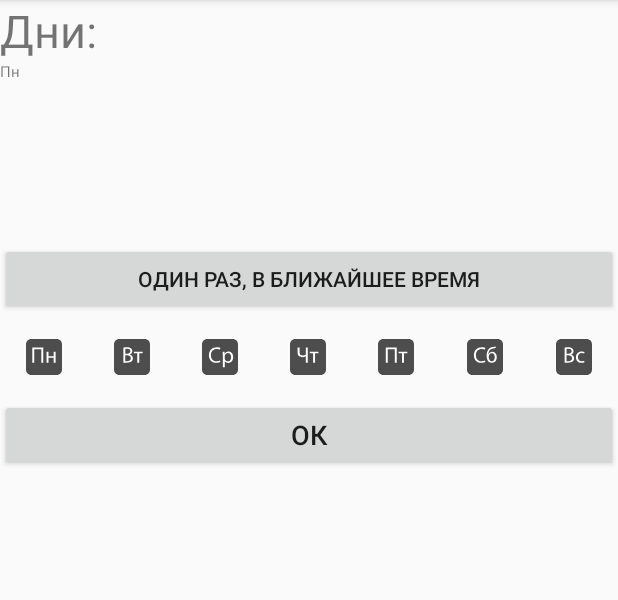
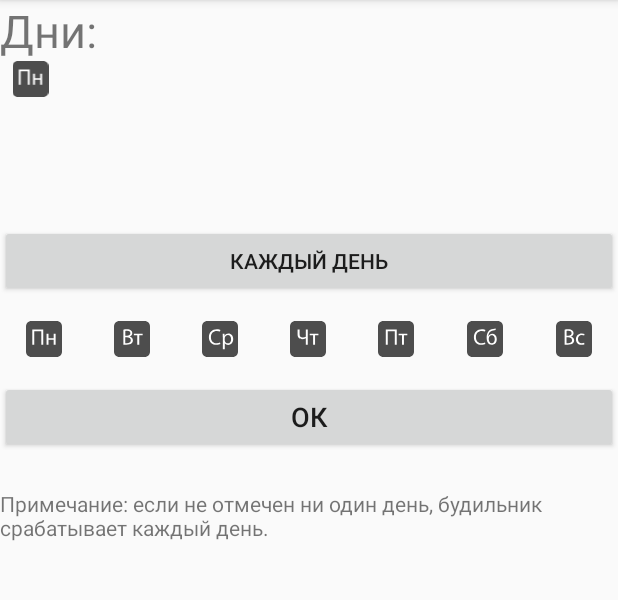
Before and after one commit to Vesrand/2, an Android app: the fragment FragmentDays shown on its own in the app's theme, after a tap on "Дни повтора", on a phone screen of 412 x 824 dp, the part 84-684 px from its top. Run offline under Robolectric (Android 15) with nearby library versions, the light colour scheme and no system bars; 1 statement that could not run was skipped.

Commit message:
Work in progress.

```diff
--- a/app/src/main/java/com/vesrand/DaysAdapter.java
+++ b/app/src/main/java/com/vesrand/DaysAdapter.java
@@ -8,6 +8,7 @@ import android.view.Gravity;
 import android.view.View;
 import android.view.ViewGroup;
 import android.widget.ArrayAdapter;
+import android.widget.ImageView;
 import android.widget.TextView;
 
 import java.util.ArrayList;
@@ -49,15 +50,49 @@ private Context mContext;
     @NonNull
     @Override
     public View getView(int position, @Nullable View convertView, @NonNull ViewGroup parent) {
-        TextView label = (TextView) convertView;
+//        TextView label = (TextView) convertView;
+//
+//        if (convertView == null) {
+//            convertView = new TextView(mContext);
+//            label = (TextView) convertView;
+//        }
+//        label.setText((CharSequence) days.get(position));
+//        label.setTextSize(10); //TODO: тут вся настройка gridView для days, можно подобрать шрифт или сделать картинки или еще что-то
+//        label.setLayoutParams(new ViewGroup.LayoutParams(ViewGroup.LayoutParams.WRAP_CONTENT, ViewGroup.LayoutParams.WRAP_CONTENT));
+
+        ImageView label = (ImageView) convertView;
 
         if (convertView == null) {
-            convertView = new TextView(mContext);
-            label = (TextView) convertView;
+            convertView = new ImageView(mContext);
+            label = (ImageView) convertView;
         }
-        label.setText((CharSequence) days.get(position));
-        label.setTextSize(10); //TODO: тут вся настройка gridView для days, можно подобрать шрифт или сделать картинки или еще что-то
-        label.setLayoutParams(new ViewGroup.LayoutParams(ViewGroup.LayoutParams.WRAP_CONTENT, ViewGroup.LayoutParams.WRAP_CONTENT));
+        if (Build.VERSION.SDK_INT >= Build.VERSION_CODES.M) {
+            label.setForegroundGravity(Gravity.CENTER);
+        }
+        switch (days.get(position)){ //if days.size<7, изменить надпись на кнопке, или добавить примечание
+            case "Пн":
+                label.setImageResource(R.drawable.ic_monday_icon);
+                break;
+            case "Вт":
+                label.setImageResource(R.drawable.ic_tuesday_icon);
+                break;
+            case "Ср":
+                label.setImageResource(R.drawable.ic_wednesday_icon);
+                break;
+            case "Чт":
+                label.setImageResource(R.drawable.ic_thursday_icon);
+                break;
+            case "Пт":
+                label.setImageResource(R.drawable.ic_friday_icon);
+                break;
+            case "Сб":
+                label.setImageResource(R.drawable.ic_saturday_icon);
+                break;
+            case "Вс":
+                label.setImageResource(R.drawable.ic_sunday_icon);
+                break;
+        }
+//        label.setLayoutParams(new ViewGroup.LayoutParams(ViewGroup.LayoutParams.WRAP_CONTENT, ViewGroup.LayoutParams.WRAP_CONTENT));
 
         return convertView;
     }
--- a/app/src/main/java/com/vesrand/FragmentDays.java
+++ b/app/src/main/java/com/vesrand/FragmentDays.java
@@ -74,7 +74,7 @@ public class FragmentDays extends Fragment implements View.OnClickListener{
         daysAdapter = new DaysAdapter(getContext(), android.R.layout.simple_list_item_1, predefinedDays);
         gridView.setAdapter(daysAdapter);
 
-        calendarView.setVisibility(View.GONE); //до лучших времен
+        calendarView.setVisibility(View.GONE); //TODO: до лучших времен
 
         return rootView;
     }
--- a/app/src/main/java/com/vesrand/MainAdapter.java
+++ b/app/src/main/java/com/vesrand/MainAdapter.java
@@ -64,6 +64,11 @@ public class MainAdapter extends ArrayAdapter {
             holder.textViewAlarmTime.setText(alarmItem.mTime);
             DaysAdapter daysAdapter = new DaysAdapter(mContext, android.R.layout.simple_list_item_1, alarmItem.mDays);
             holder.gridViewDays.setAdapter(daysAdapter);
+            if (mObjects.size() == 7) {
+                holder.gridViewDays.setNumColumns(7);
+            }else{
+                holder.gridViewDays.setNumColumns(6);
+            }
             holder.imageButtonDelete.setTag(position);
             holder.gridViewDays.setTag(position);
             holder.textViewAlarmTime.setTag(position);
--- a/app/src/main/res/layout/fragment_days.xml
+++ b/app/src/main/res/layout/fragment_days.xml
@@ -109,4 +109,11 @@
         android:layout_height="wrap_content"
         android:text="@string/string_setalarm_submit"
         android:textSize="18sp" />
+
+    <TextView
+        android:id="@+id/textView_days_note"
+        android:layout_width="match_parent"
+        android:layout_height="wrap_content"
+        android:layout_marginTop="24dp"
+        android:text="@string/string_days_note" />
 </LinearLayout>
--- a/app/src/main/res/layout/list_item.xml
+++ b/app/src/main/res/layout/list_item.xml
@@ -33,7 +33,7 @@
         android:layout_weight="1"
         android:foregroundGravity="center"
         android:gravity="center"
-        android:numColumns="6"
+        android:numColumns="auto_fit"
         android:scrollbars="none" />
 
     <Switch
--- a/app/src/main/res/values/strings.xml
+++ b/app/src/main/res/values/strings.xml
@@ -10,9 +10,10 @@
     <string name="string_label_picture">Изображение</string>
     <string name="string_button_picture">Утренняя мотивашка</string>
     <string name="string_days_label">Дни:</string>
-    <string name="string_days_button_default">Один раз, в ближайшее время</string>
+    <string name="string_days_button_default">Каждый день</string>
     <string name="string_menu_item_1">Мелодия по умолчанию</string>
     <string name="string_setalarm_submit">ОК</string>
     <string name="string_setalarm_cancel">Отмена</string>
     <string name="string_button_close">Закрыть</string>
+    <string name="string_days_note">Примечание: если не отмечен ни один день, будильник срабатывает каждый день.</string>
 </resources>
```
Also changed, not shown: app/src/main/java/com/vesrand/AlarmManagerBroadcastReceiver.java (+5 -3 lines), app/src/main/java/com/vesrand/FragmentSetAlarm.java (+14 -2 lines), app/src/main/java/com/vesrand/MainActivity.java (+20 -3 lines), app/src/main/res/layout/fragment_setalarm.xml (+28 -23 lines).
